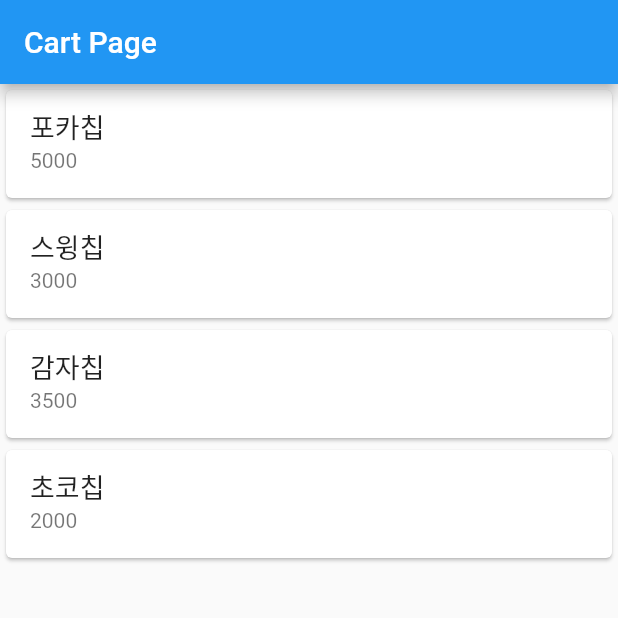
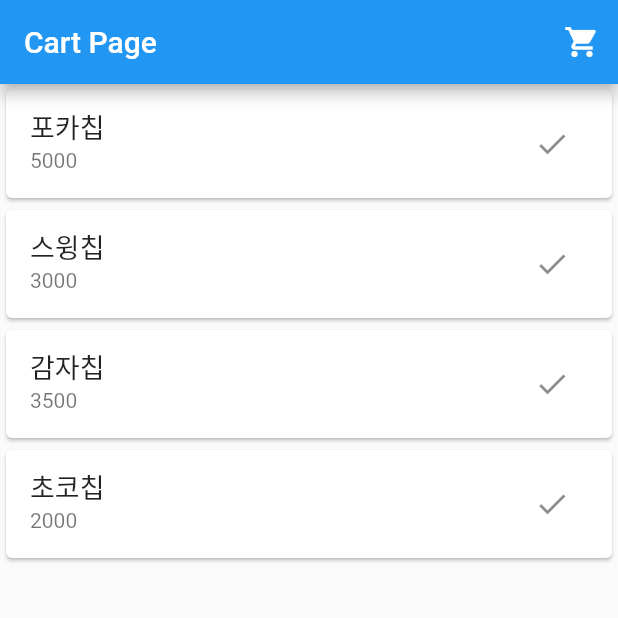
Before and after one commit to wyongjae/cart_app_prac, a Flutter app: the screen it shows after launch, on a phone screen of 412 x 824 dp, the top half of it. Run offline on Flutter 3.47's test engine with Material 2 defaults, Android fonts, the light colour scheme and no system bars.

Commit message:
1. Add: cart view model to connect with cart page and item data 2. Feat: change future builder to stream builder in cart page

```diff
--- a/lib/data/item_data.dart
+++ b/lib/data/item_data.dart
@@ -3,14 +3,14 @@ import 'dart:convert';
 import 'package:cart_app_parc/data/item.dart';
 
 class ItemData {
-  Future<List<Item>> fetchItem() async {
-    List<dynamic> jsonResponse = await jsonDecode(itemList);
+  Future<List<Item>> fetchData() async {
+    List<dynamic> jsonResponse = await jsonDecode(items);
 
     return jsonResponse.map((e) => Item.fromJson(e)).toList();
   }
 }
 
-const itemList = '''[
+const items = '''[
   {
     "name": "포카칩",
     "price": 5000
--- /dev/null
+++ b/lib/domain/cart_view_model.dart
@@ -0,0 +1,19 @@
+import 'dart:async';
+
+import 'package:cart_app_parc/data/item.dart';
+import 'package:cart_app_parc/data/item_data.dart';
+
+class CartViewModel {
+  final ItemData itemData;
+
+  CartViewModel(this.itemData);
+
+  final _cartStreamController = StreamController<List<Item>>();
+
+  Stream<List<Item>> get cartStream => _cartStreamController.stream;
+
+  Future<void> fetchItem() async {
+    final result = await itemData.fetchData();
+    _cartStreamController.add(result);
+  }
+}
--- a/lib/main.dart
+++ b/lib/main.dart
@@ -1,3 +1,5 @@
+import 'package:cart_app_parc/data/item_data.dart';
+import 'package:cart_app_parc/domain/cart_view_model.dart';
 import 'package:cart_app_parc/presentation/cart_page.dart';
 import 'package:flutter/material.dart';
 
@@ -11,13 +13,14 @@ class MyApp extends StatelessWidget {
   // This widget is the root of your application.
   @override
   Widget build(BuildContext context) {
-
     return MaterialApp(
       title: 'Flutter Demo',
       theme: ThemeData(
         primarySwatch: Colors.blue,
       ),
-      home: const CartPage(),
+      home: CartPage(
+        viewModel: CartViewModel(ItemData()),
+      ),
     );
   }
 }
--- a/lib/presentation/cart_page.dart
+++ b/lib/presentation/cart_page.dart
@@ -1,18 +1,48 @@
-import 'package:cart_app_parc/data/item_data.dart';
+import 'package:cart_app_parc/data/item.dart';
+import 'package:cart_app_parc/domain/cart_view_model.dart';
+import 'package:cart_app_parc/presentation/cart_list_page.dart';
 import 'package:flutter/material.dart';
 
-class CartPage extends StatelessWidget {
-  const CartPage({Key? key}) : super(key: key);
+class CartPage extends StatefulWidget {
+  final CartViewModel viewModel;
+
+  const CartPage({
+    Key? key,
+    required this.viewModel,
+  }) : super(key: key);
+
+  @override
+  State<CartPage> createState() => _CartPageState();
+}
+
+class _CartPageState extends State<CartPage> {
+  @override
+  void initState() {
+    super.initState();
+    widget.viewModel.fetchItem();
+  }
 
   @override
   Widget build(BuildContext context) {
     return Scaffold(
       appBar: AppBar(
         title: const Text('Cart Page'),
+        actions: [
+          IconButton(
+            onPressed: () {
+              Navigator.push(
+                context,
+                MaterialPageRoute(builder: (context) => const CartListPage()),
+              );
+            },
+            icon: const Icon(Icons.shopping_cart),
+          )
+        ],
       ),
-      body: FutureBuilder(
-        future: ItemData().fetchItem(),
-        builder: (context, snapshot) {
+      body: StreamBuilder<List<Item>>(
+        initialData: const [],
+        stream: widget.viewModel.cartStream,
+        builder: (BuildContext context, snapshot) {
           if (snapshot.data == null) {
             return const Center(
               child: CircularProgressIndicator(),
@@ -21,7 +51,6 @@ class CartPage extends StatelessWidget {
 
           final items = snapshot.data ?? [];
 
-          if (snapshot.connectionState == ConnectionState.done) {
           return ListView.builder(
             shrinkWrap: true,
             itemCount: items.length,
@@ -44,6 +73,10 @@ class CartPage extends StatelessWidget {
                             ),
                           ),
                           subtitle: Text('${item.price}'),
+                          trailing: IconButton(
+                            onPressed: () {},
+                            icon: const Icon(Icons.check),
+                          ),
                         ),
                       ),
                     ),
@@ -52,13 +85,6 @@ class CartPage extends StatelessWidget {
               );
             },
           );
-          } else if (snapshot.hasError) {
-            return Text('${snapshot.error}');
-          } else {
-            return const Center(
-              child: CircularProgressIndicator(),
-            );
-          }
         },
       ),
     );
```
Lines whose indentation alone changed are shown as unchanged.
